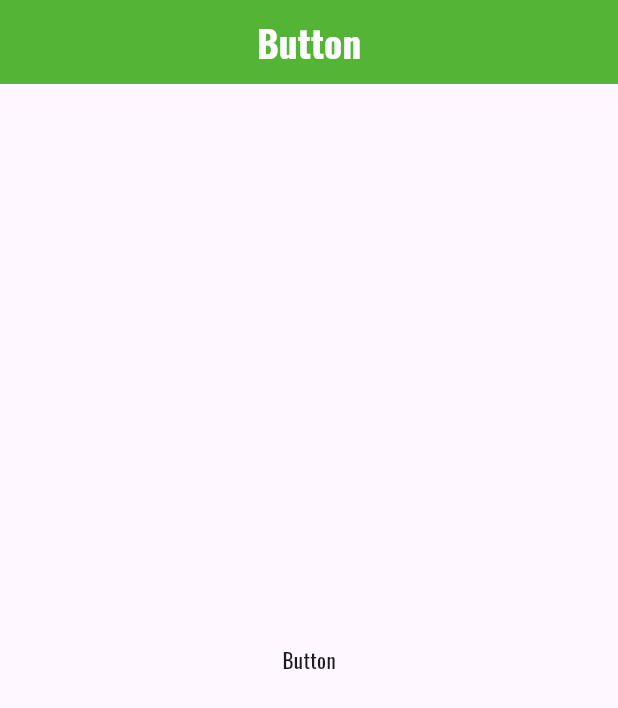
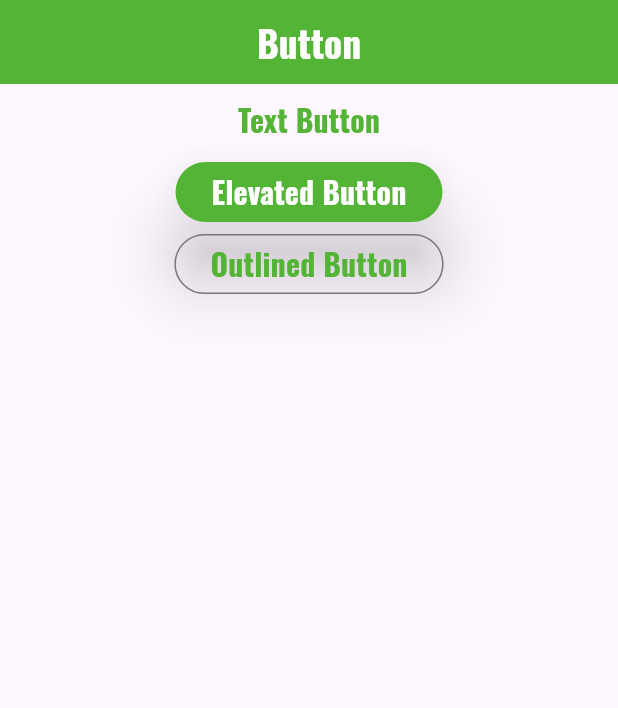
Before and after one commit to alhasann351/button, a Flutter app: the screen it shows after launch, on a phone screen of 412 x 824 dp. Shown: the top 708 px of the screen. Run offline on Flutter 3.47's test engine with Material 3 defaults, Android fonts, the phone set to English and light mode, and no system bars; our stand-ins replace google_fonts.

Commit message:
button added

```diff
--- a/lib/main.dart
+++ b/lib/main.dart
@@ -29,6 +29,31 @@ class MyHomePage extends StatefulWidget {
 }
 
 class _MyHomePageState extends State<MyHomePage> {
+  //snackBar
+  mySnackBar(context, msg) {
+    return ScaffoldMessenger.of(context).showSnackBar(
+      SnackBar(
+        content: Text(
+          msg,
+          style: const TextStyle(
+            fontSize: 20,
+            fontWeight: FontWeight.bold,
+            fontStyle: FontStyle.italic,
+            color: Colors.white,
+          ),
+        ),
+        backgroundColor: Theme.of(context).primaryColor,
+        action: SnackBarAction(
+          label: 'Dismiss',
+          textColor: Colors.white,
+          onPressed: () {
+            ScaffoldMessenger.of(context).hideCurrentSnackBar();
+          },
+        ),
+      ),
+    );
+  }
+
   @override
   Widget build(BuildContext context) {
     return Scaffold(
@@ -44,8 +69,63 @@ class _MyHomePageState extends State<MyHomePage> {
           ),
         ),
       ),
-      body: const Center(
-        child: Text('Button'),
+      body: Center(
+        child: Column(
+          children: [
+            TextButton(
+              onPressed: () {
+                mySnackBar(context, 'Text Button Clicked...');
+              },
+              onLongPress: () {
+                mySnackBar(context, 'Long Press Clicked...');
+              },
+              child: Text(
+                'Text Button',
+                style: TextStyle(
+                  color: Theme.of(context).primaryColor,
+                  fontWeight: FontWeight.bold,
+                  fontSize: 20,
+                ),
+              ),
+            ),
+            ElevatedButton(
+              style: ElevatedButton.styleFrom(
+                elevation: 20,
+                backgroundColor: Theme.of(context).primaryColor,
+              ),
+              onPressed: () {
+                mySnackBar(context, 'Elevated Button Clicked...');
+              },
+              onLongPress: () {
+                mySnackBar(context, 'Long Press Clicked...');
+              },
+              child: const Text(
+                'Elevated Button',
+                style: TextStyle(
+                  color: Colors.white,
+                  fontSize: 20,
+                  fontWeight: FontWeight.bold,
+                ),
+              ),
+            ),
+            OutlinedButton(
+              onPressed: () {
+                mySnackBar(context, 'Outlined Button Clicked...');
+              },
+              onLongPress: () {
+                mySnackBar(context, 'Long Press Clicked...');
+              },
+              child: Text(
+                'Outlined Button',
+                style: TextStyle(
+                  fontWeight: FontWeight.bold,
+                  fontSize: 20,
+                  color: Theme.of(context).primaryColor,
+                ),
+              ),
+            ),
+          ],
+        ),
       ),
     );
   }
```
